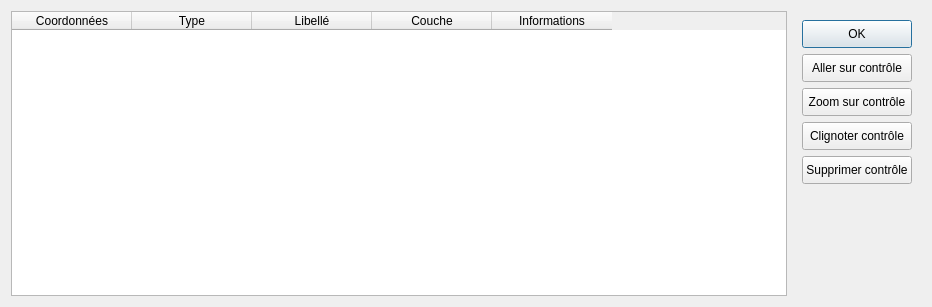
Before: the Qt Designer form ui/voir_controles.ui in Taoalex542/portage-OGRE-QGIS, drawn with Qt 5.
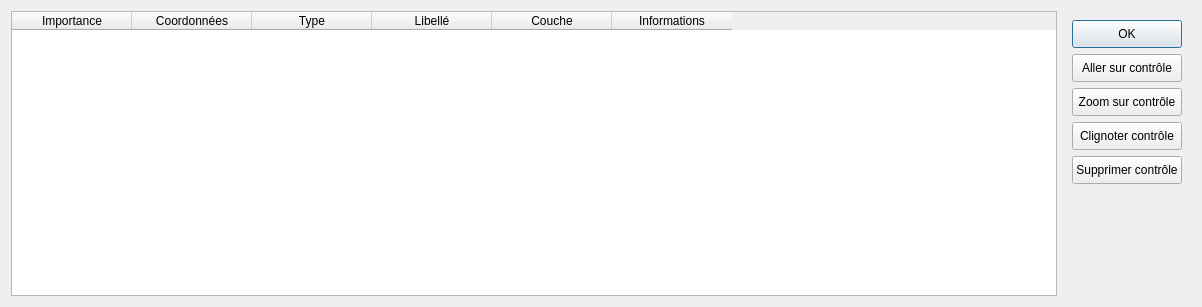
After: the same form once the commit is applied. Icons and pictures are not drawn.

Commit message: ajout de la gestion de l'importance de 0 à 9 ainsi que ne pas afficher les contrôles si ils sont désactivés

```diff
--- a/ui/voir_controles.ui
+++ b/ui/voir_controles.ui
@@ -6,7 +6,7 @@
    <rect>
     <x>0</x>
     <y>0</y>
-    <width>932</width>
+    <width>1202</width>
     <height>307</height>
    </rect>
   </property>
@@ -60,7 +60,7 @@
       <bool>false</bool>
      </property>
      <property name="columnCount">
-      <number>5</number>
+      <number>6</number>
      </property>
      <attribute name="horizontalHeaderVisible">
       <bool>true</bool>
@@ -83,6 +83,11 @@
      <attribute name="verticalHeaderVisible">
       <bool>false</bool>
      </attribute>
+     <column>
+      <property name="text">
+       <string>Importance</string>
+      </property>
+     </column>
      <column>
       <property name="text">
        <string>Coordonnées</string>
```
The commit also changes 15 other files.
